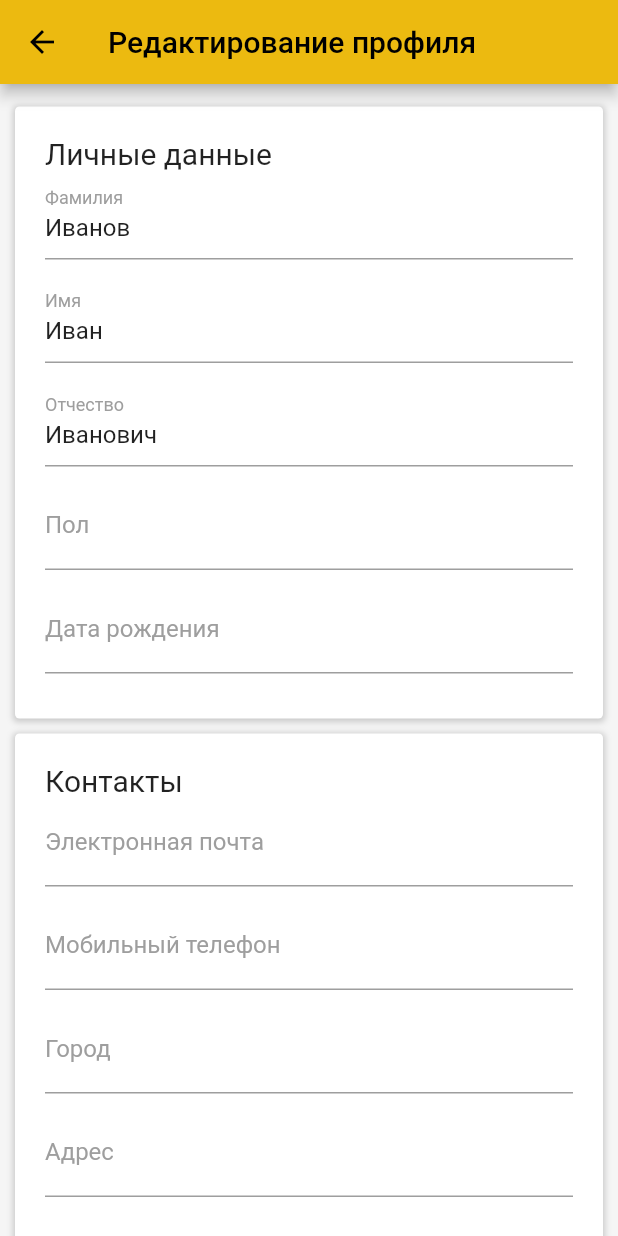
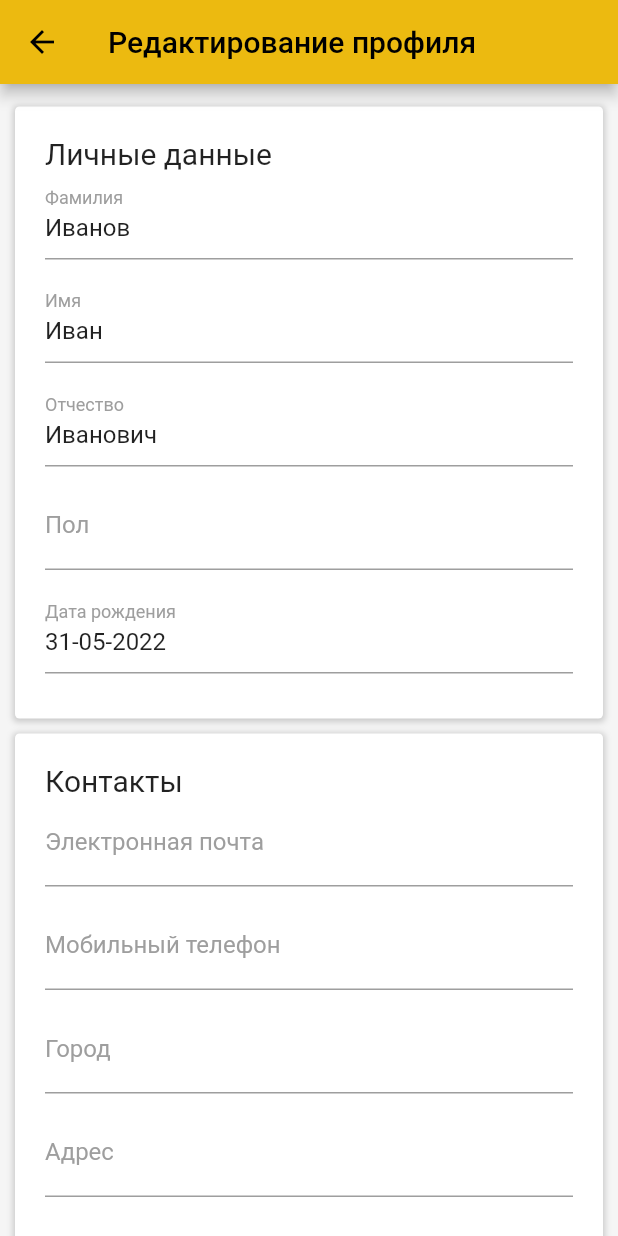
Before and after one commit to VladMak/hs_flutter, a Flutter app: the ProfileEdit screen opened directly, on a phone screen of 412 x 824 dp. Run offline on Flutter 3.47's test engine with Material 2 defaults, Android fonts, the phone set to English and light mode, and no system bars; our stand-ins replace barcode_widget, carousel_slider, url_launcher_web; missing offline and left inert: barcode, postgres, yandex_mapkit; statements that could not run were skipped.

Commit message:
Добавил мощный календарь и выпадающий список

```diff
--- /dev/null
+++ b/lib/models/CustomTextFields.dart
@@ -0,0 +1,186 @@
+import 'package:flutter/material.dart';
+
+// Обычное текстовое поле
+class TextFieldItem extends StatefulWidget {
+  String? value;                          // Значение, отображаемое в поле
+  bool? readOnly;                         // Только чтение
+  Color focusColor;                       // Цвет, которым будет выделяться лэйбл и подчёркивание поля
+  String labelText;                       // Текст лэйбла
+  final void Function()? onTap;           // Событие при нажатии
+
+  TextFieldItem(
+      {Key? key,
+      this.value,
+      this.readOnly = false,
+      required this.focusColor,
+      required this.labelText,
+      required this.onTap})
+      : super(key: key);
+
+  // объект для хранения содержимого текстового поля
+  final textController = TextEditingController();
+
+  @override
+  State<TextFieldItem> createState() => TextFieldItemState();
+}
+
+class TextFieldItemState<T extends TextFieldItem> extends State<T> {
+  // Объект для обработки "фокуса"
+  late FocusNode _focusNode;
+
+  @override
+  void initState() {
+    super.initState();
+    _focusNode = FocusNode();
+
+    // Логика заполнения при каждом обновлении стэйта
+    if (widget.textController.text == "") {
+      if (widget.value != null) widget.textController.text = widget.value!;
+    }
+    // Ставим курсор в конец содержимого
+    widget.textController.selection = TextSelection.fromPosition(
+        TextPosition(offset: widget.textController.text.length));
+    // Это нужно, чтобы цвет выделения менялся
+    _focusNode.addListener(() {
+      setState(() {});
+    });
+  }
+
+  @override
+  void dispose() {
+    _focusNode.dispose();
+    super.dispose();
+  }
+
+  // Непосредственно текстовое поле
+  TextFormField _rootTextField(){
+    return TextFormField(
+      focusNode: _focusNode,
+      controller: widget.textController,
+      cursorColor: widget.focusColor,
+      readOnly: widget.readOnly!,
+      onTap: () {
+        setState(() {
+          widget.onTap!();
+        });
+      },
+      onEditingComplete: () {
+        setState(() {});
+      },
+      // Настраиваем дизайн
+      decoration: InputDecoration(
+        focusedBorder: UnderlineInputBorder(
+            borderSide: BorderSide(color: widget.focusColor)),
+        labelStyle: TextStyle(
+            color:
+                _focusNode.hasFocus ? widget.focusColor : Colors.grey.shade500),
+        labelText: widget.labelText,
+      ),
+    );
+  }
+
+  @override
+  Widget build(BuildContext context) {
+    return _rootTextField();
+  }
+}
+
+// Производный класс - текстовое поле с выпадающим списком
+class DropDownTextField extends TextFieldItem {
+  // Поля те же самые плюс items - коллекция значений выпадающего списка
+  String? value;
+  bool? readOnly;
+  Color focusColor;
+  String labelText;
+  final List<String> items;
+  final void Function()? onTap;
+
+  DropDownTextField(
+      {Key? key,
+      this.value,
+      this.readOnly = false,
+      required this.focusColor,
+      required this.labelText,
+      required this.items,
+      required this.onTap})
+      : super(
+            key: key,
+            value: value,
+            readOnly: readOnly,
+            focusColor: focusColor,
+            labelText: labelText,
+            onTap: onTap);
+
+  @override
+  State<DropDownTextField> createState() => _DropDownTextFieldState();
+}
+
+class _DropDownTextFieldState extends TextFieldItemState<DropDownTextField> {
+  // Слой для выпадающего списка
+  late OverlayEntry _overlayEntry;
+  final LayerLink _layerLink = LayerLink();
+
+  @override
+  void initState() {
+    super.initState();
+    _focusNode = FocusNode();
+
+    // Логика заполнения при каждом обновлении стэйта
+    if (widget.textController.text == "") {
+      if (widget.value != null) widget.textController.text = widget.value!;
+    }
+
+    // Это нужно, чтобы цвет выделения менялся, и сам выпадающий список появлялся
+    _focusNode.addListener(() {
+      setState(() {});
+      if (_focusNode.hasFocus) {
+        _overlayEntry = _createOverlayEntry();
+        Overlay.of(context)!.insert(this._overlayEntry);
+      } else {
+        try {
+          _overlayEntry.remove();
+        } catch (e) {}
+      }
+    });
+  }
+
+  // Метод для создания выпадающего списка
+  OverlayEntry _createOverlayEntry() {
+    RenderBox renderBox = context.findRenderObject() as RenderBox;
+    var size = renderBox.size;
+
+    return OverlayEntry(
+        builder: (context) => Positioned(
+              width: size.width,
+              child: CompositedTransformFollower(
+                link: _layerLink,
+                showWhenUnlinked: false,
+                offset: Offset(0.0, size.height + 5.0),
+                child: Material(
+                  elevation: 4.0,
+                  child: ListView(
+                      padding: EdgeInsets.zero,
+                      shrinkWrap: true,
+                      children: widget.items.map<ListTile>((String item) {
+                        return ListTile(
+                          title: Text(item),
+                          onTap: () {
+                            widget.textController.text = item;
+                            _overlayEntry.remove();
+                            _focusNode.unfocus();
+                          },
+                        );
+                      }).toList()),
+                ),
+              ),
+            ));
+  }
+
+  @override
+  Widget build(BuildContext context) {
+    return CompositedTransformTarget(
+      link: _layerLink,
+      child: _rootTextField(),
+    );
+  }
+}
--- a/lib/views/Fragment.dart
+++ b/lib/views/Fragment.dart
@@ -1,6 +1,7 @@
 import 'package:flutter/material.dart';
 import 'package:myapp/views/Home.dart';
 
+// Контейнер, в пределах которого будут показываться основные экраны
 class Fragment extends StatefulWidget {
   Fragment({Key? key}) : super(key: key);
 
@@ -9,8 +10,10 @@ class Fragment extends StatefulWidget {
 }
 
 class FragmentState extends State<Fragment> {
+  // Поле для хранения контекста создания основных экранов
   late BuildContext _fragmentContext;
 
+  // Метод для получения контекста создания основных экранов
   BuildContext getContext() {
     return _fragmentContext;
   }
--- a/lib/views/ProfileEdit.dart
+++ b/lib/views/ProfileEdit.dart
@@ -1,12 +1,13 @@
-import 'package:flutter/cupertino.dart';
+import 'package:intl/intl.dart';
+import 'package:flutter/material.dart';
+import 'package:myapp/models/CustomTextFields.dart';
 
-import 'package:flutter/material.dart';
-
+// Класс странички редактирования профиля
 class ProfileEdit extends StatelessWidget {
   ProfileEdit({Key? key}) : super(key: key);
 
   @override
-  Widget build(BuildContext) {
+  Widget build(BuildContext context) {
     return WillPopScope(
         child: Scaffold(
           appBar: AppBar(
@@ -36,67 +37,7 @@ class ProfileEdit extends StatelessWidget {
   }
 }
 
-class MyTextFieldItem extends StatefulWidget {
-  MyTextFieldItem(
-      {Key? key, this.value, required this.focusColor, required this.labelText, required this.onTap})
-      : super(key: key);
-
-  String? value;
-  Color focusColor;
-  String labelText;
-  final ValueChanged<BuildContext>? onTap;
-
-  final textController = TextEditingController();
-
-  @override
-  State<MyTextFieldItem> createState() => _MyTextFieldItemState();
-}
-
-class _MyTextFieldItemState extends State<MyTextFieldItem> {
-  late FocusNode focusNode;
-
-  @override
-  void initState() {
-    super.initState();
-    focusNode = FocusNode();
-  }
-
-  @override
-  void dispose() {
-    focusNode.dispose();
-    super.dispose();
-  }
-
-  Widget build(BuildContext context) {
-    if (widget.textController.text == "") {
-      if (widget.value != null) widget.textController.text = widget.value!;
-    }
-    widget.textController.selection = TextSelection.fromPosition(
-        TextPosition(offset: widget.textController.text.length));
-    focusNode.addListener(() {
-      setState(() {});
-    });
-
-    return TextField(
-      focusNode: focusNode,
-      controller: widget.textController,
-      cursorColor: widget.focusColor,
-      //onTap: (){ widget.textController.text = widget.onTap!(context);},
-      onEditingComplete: () {
-        setState(() {});
-      },
-      decoration: InputDecoration(
-        focusedBorder: UnderlineInputBorder(
-            borderSide: BorderSide(color: widget.focusColor)),
-        labelStyle: TextStyle(
-            color:
-                focusNode.hasFocus ? widget.focusColor : Colors.grey.shade500),
-        labelText: widget.labelText,
-      ),
-    );
-  }
-}
-
+// Класс для построения списка параметров профиля
 class MyDataList extends StatefulWidget {
   MyDataList({Key? key}) : super(key: key);
 
@@ -104,10 +45,12 @@ class MyDataList extends StatefulWidget {
   State<MyDataList> createState() => MyDataListState();
 }
 
-class MyDataListState extends State<MyDataList>{
+final keyCalendarTextField = GlobalKey<TextFieldItemState>();
 
-  DateTime selectedDate = DateTime.now();
+class MyDataListState extends State<MyDataList> {
+  String _selectedDate = DateFormat("dd-MM-yyyy").format(DateTime.now());
 
+  // Метод для создания визуального блока параметров
   Widget _addContainer(Widget part) {
     return Container(
         decoration: BoxDecoration(
@@ -126,22 +69,37 @@ class MyDataListState extends State<MyDataList>{
         ));
   }
 
-  Future<DateTime?> _selectDate(BuildContext context) async {
+  // Метод для рисования календаря
+  Future<void> _selectDate(BuildContext context, String selectedDate) async {
     final DateTime? picked = await showDatePicker(
         context: context,
-        initialDate: selectedDate,
-        firstDate: DateTime(2015, 8),
-        lastDate: DateTime(2101));
+        // Устанавливаем русский язык календаря
+        locale: const Locale("ru", "RU"),
+        // В качестве текущей берём дату, установленную в поле
+        initialDate: DateFormat("dd-MM-yyyy").parse(
+            keyCalendarTextField.currentState!.widget.textController.text),
+        firstDate: DateTime(1900, 1, 1),
+        lastDate: DateTime(2101),
+        // Тема календаря
+        builder: (BuildContext context, Widget? child) {
+          return Theme(
+            child: child as Widget,
+            data: ThemeData.light().copyWith(
+                primaryColor: Color.fromARGB(0xFF, 0xEC, 0xBA, 0x10),
+                colorScheme: ColorScheme.light(
+                    primary: const Color.fromARGB(0xFF, 0xEC, 0xBA, 0x10))),
+          );
+        });
+    // Обработка выбора значения даты
     if (picked != null && picked != selectedDate) {
-      setState(() {
-        selectedDate = picked;
-      });
+      keyCalendarTextField.currentState!.widget.textController.text =
+          DateFormat("dd-MM-yyyy").format(picked);
     }
-    return picked;
   }
 
   @override
   Widget build(BuildContext context) {
+    // Выводим список всех данных профиля
     return Column(children: <Widget>[
       _addContainer(Column(
           crossAxisAlignment: CrossAxisAlignment.start,
@@ -151,35 +109,53 @@ class MyDataListState extends State<MyDataList>{
               textAlign: TextAlign.start,
               style: TextStyle(fontWeight: FontWeight.normal, fontSize: 20),
             ),
-            MyTextFieldItem(
+            TextFieldItem(
               value: "Иванов",
               focusColor: Colors.red.shade900,
               labelText: "Фамилия",
-                onTap: null,),
+              onTap: () {},
+            ),
             SizedBox(
               height: 10,
             ),
-            MyTextFieldItem(
+            TextFieldItem(
               value: "Иван",
               focusColor: Colors.red.shade900,
               labelText: "Имя",
-                onTap: null,),
+              onTap: () {},
+            ),
             SizedBox(
               height: 10,
             ),
-            MyTextFieldItem(
+            TextFieldItem(
               value: "Иванович",
               focusColor: Colors.red.shade900,
-                labelText: "Отчество", onTap: null,),
+              labelText: "Отчество",
+              onTap: () {},
+            ),
             SizedBox(
               height: 10,
             ),
-            MyTextFieldItem(focusColor: Colors.red.shade900, labelText: "Пол", onTap: null,),
+            DropDownTextField(
+              items: ["Мужской", "Женский"],
+              readOnly: true,
+              focusColor: Colors.red.shade900,
+              labelText: "Пол",
+              onTap: () {},
+            ),
             SizedBox(
               height: 10,
             ),
-            MyTextFieldItem(
-                focusColor: Colors.red.shade900, labelText: "Дата рождения", onTap: _selectDate,),
+            TextFieldItem(
+              key: keyCalendarTextField,
+              readOnly: true,
+              value: _selectedDate,
+              focusColor: Colors.red.shade900,
+              labelText: "Дата рождения",
+              onTap: () {
+                _selectDate(context, _selectedDate);
+              },
+            ),
             SizedBox(
               height: 10,
             ),
@@ -193,21 +169,35 @@ class MyDataListState extends State<MyDataList>{
           Text("Контакты",
               textAlign: TextAlign.start,
               style: TextStyle(fontWeight: FontWeight.normal, fontSize: 20)),
-          MyTextFieldItem(
-              focusColor: Colors.red.shade900, labelText: "Электронная почта", onTap: null,),
+          TextFieldItem(
+            focusColor: Colors.red.shade900,
+            labelText: "Электронная почта",
+            onTap: () {},
+          ),
           SizedBox(
             height: 10,
           ),
-          MyTextFieldItem(
-              focusColor: Colors.red.shade900, labelText: "Мобильный телефон", onTap: null,),
+          TextFieldItem(
+            focusColor: Colors.red.shade900,
+            labelText: "Мобильный телефон",
+            onTap: () {},
+          ),
           SizedBox(
             height: 10,
           ),
-          MyTextFieldItem(focusColor: Colors.red.shade900, labelText: "Город", onTap: null,),
+          TextFieldItem(
+            focusColor: Colors.red.shade900,
+            labelText: "Город",
+            onTap: () {},
+          ),
           SizedBox(
             height: 10,
           ),
-          MyTextFieldItem(focusColor: Colors.red.shade900, labelText: "Адрес", onTap: null,),
+          TextFieldItem(
+            focusColor: Colors.red.shade900,
+            labelText: "Адрес",
+            onTap: () {},
+          ),
           SizedBox(
             height: 10,
           ),
--- a/pubspec.yaml
+++ b/pubspec.yaml
@@ -29,7 +29,8 @@ environment:
 dependencies:
   flutter:
     sdk: flutter
-
+  flutter_localizations:
+    sdk: flutter
 
   # The following adds the Cupertino Icons font to your application.
   # Use with the CupertinoIcons class for iOS style icons.
@@ -42,6 +43,7 @@ dependencies:
   postgres: ^2.4.3
   http: ^0.13.4
   bitmap: ^0.1.2
+  intl: ^0.17.0
 
 dev_dependencies:
   flutter_test:
```
Also changed, not shown: lib/main.dart (+18 -0 lines), pubspec.lock. Lines whose indentation alone changed are shown as unchanged.
